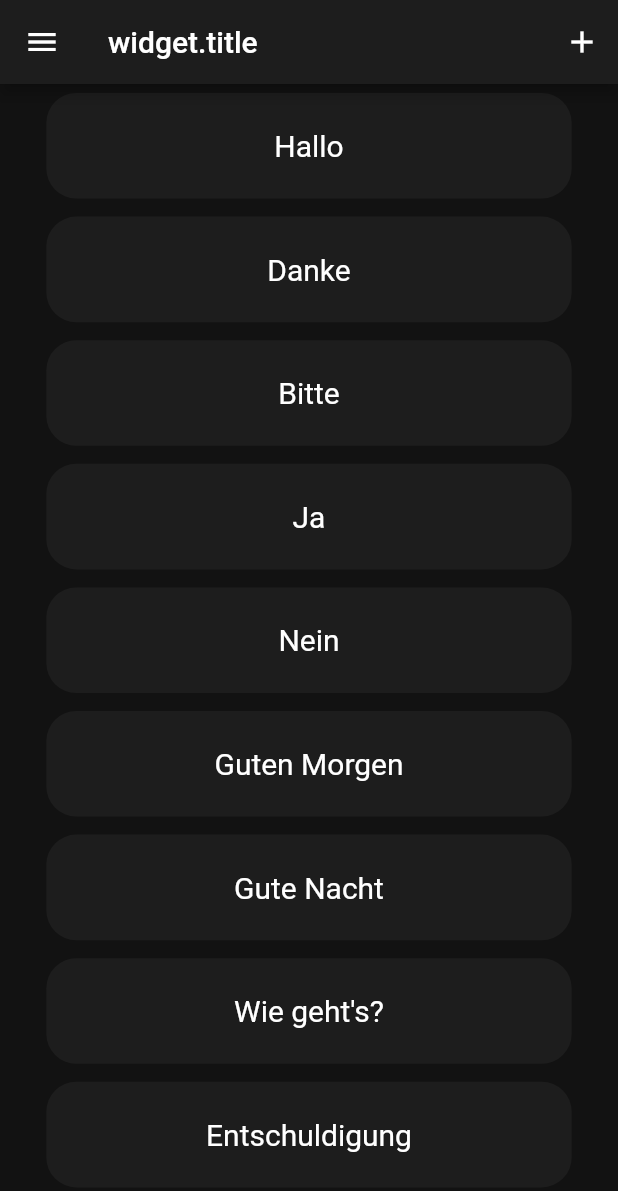
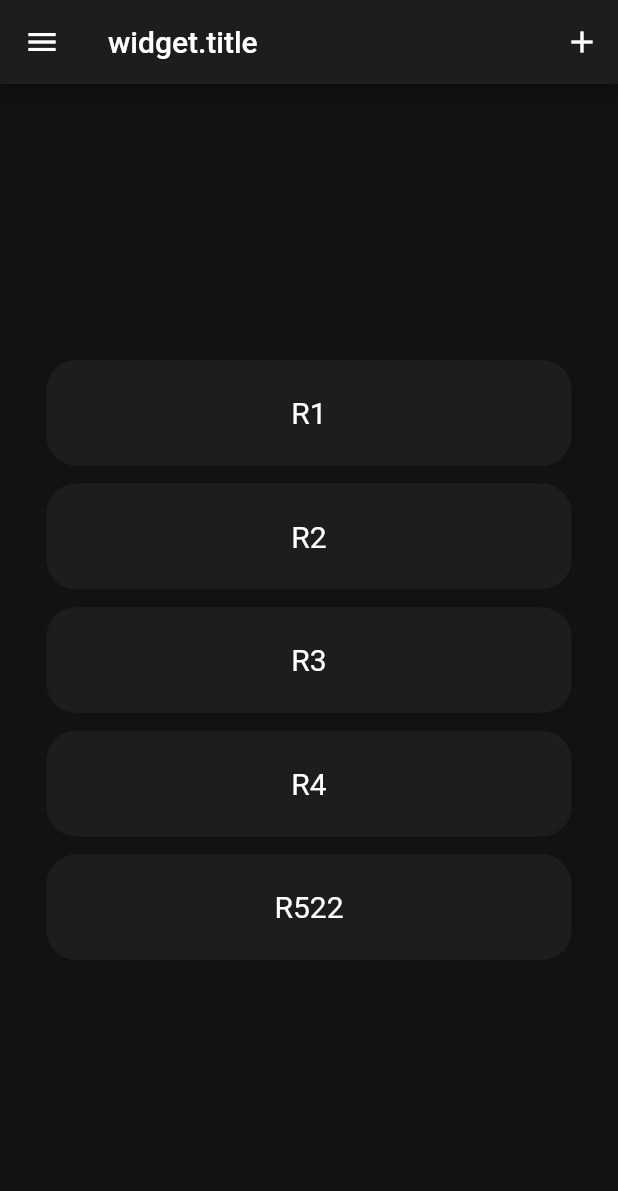
Before and after one commit to AaronCodesPython/RussischQuizzes, a Flutter app: the VocabScreen screen opened by its route, in the side drawer, after a tap on the "add" icon, on a phone screen of 412 x 824 dp. Shown: the top 1191 px of the screen. Run offline on Flutter 3.47's test engine with Material 2 defaults, Android fonts, the light colour scheme and no system bars; our stand-ins replace sqflite; accounts and stored records are empty.

Commit message:
WORKING vocab screen

```diff
--- a/assets/Vocab.txt
+++ /dev/null
@@ -1 +0,0 @@
-Hallo,Привет;Danke,Спасибо;Bitte,Пожалуйста;Ja,Да;Nein,Нет;Guten Morgen,Доброе утро;Gute Nacht,Спокойной ночи;Wie geht's?,Как дела?;Entschuldigung,Извините;Hilfe,Помощь;Wasser,Вода;Essen,Еда;Freund,Друг;Familie,Семья;Liebe,Любовь;Glück,Счастье;Haus,Дом;Schule,Школа;Arbeit,Работа;Stadt,Город
--- a/lib/data/Vocab.dart
+++ b/lib/data/Vocab.dart
@@ -1,16 +1,19 @@
-import 'dart:io';
-import 'package:path/path.dart' as p;
-import 'package:flutter/services.dart' show rootBundle;
+class Vocab {
+  final String russian;
+  final String translation;
+  const Vocab({required this.russian, required this.translation});
 
-Future<Map<String, String>> getMap() async {
-  print("AAAAAAAAAAAAAAAAAAAAAAAAAAAAAAAAAAAAAAAAAAAAA");
-  Map<String, String> output = {};
-  String fileContent = await rootBundle.loadString('assets/Vocab.txt');
-  fileContent.split(";").forEach((element) {
-    List<String> s = element.split(",");
-    output[s[0]] = s[1];
-    print(element);
-  });
-  print(output.toString());
-  return output;
+  Map<String, dynamic> toMap() {
+    return {
+      'russian': russian,
+      'translation': translation,
+    };
+  }
+
+  // Implement toString to make it easier to see information about
+  // each dog when using the print statement.
+  @override
+  String toString() {
+    return 'Dog{russian: $russian, translation: $translation}';
+  }
 }
--- /dev/null
+++ b/lib/database/manage_db.dart
@@ -0,0 +1,61 @@
+import 'package:flutter/material.dart';
+import 'package:russian_quiz_app/data/Vocab.dart';
+import 'package:sqflite/sqflite.dart';
+import 'package:path/path.dart';
+import '../data/Vocab_Map.dart';
+
+Database? globalDatabase;
+
+Future<void> openDB() async {
+  globalDatabase = await openDatabase(
+    join(await getDatabasesPath(), 'vocabs_database.db'),
+    onCreate: (db, version) async {
+      db.execute(
+        'CREATE TABLE vocabs(id INTEGER PRIMARY KEY AUTOINCREMENT, russian TEXT, translation TEXT)',
+      );
+      await _insertInitialData(db);
+    },
+    version: 1,
+  );
+}
+
+Future<void> _insertInitialData(Database db) async {
+  initialVocab.forEach((v) async {
+    await db.insert(
+      'vocabs',
+      v.toMap(),
+      conflictAlgorithm: ConflictAlgorithm.replace,
+    );
+  });
+}
+
+Future<void> insertVocab(Vocab voacb) async {
+  final db = globalDatabase;
+  if (db == null) {
+    openDB();
+  }
+  await db!.insert(
+    'vocabs',
+    voacb.toMap(),
+    conflictAlgorithm: ConflictAlgorithm.replace,
+  );
+}
+
+Future<List<Vocab>> getAllVocabs() async {
+  final db = globalDatabase;
+  final List<Map<String, dynamic>> maps;
+  if (db == null) {
+    await openDB();
+    final db = globalDatabase;
+    maps = await db!.query('vocabs');
+  } else {
+    maps = await db.query('vocabs');
+  }
+
+  return List.generate(maps.length, (i) {
+    return Vocab(
+      russian: maps[i]['russian'] as String,
+      translation: maps[i]['translation'] as String,
+    );
+  });
+}
--- a/lib/screens/VocabScreen.dart
+++ b/lib/screens/VocabScreen.dart
@@ -1,8 +1,9 @@
 import 'package:flutter/material.dart';
 import 'package:russian_quiz_app/widgets/Vocab_Field.dart';
 import '../data/Colors.dart' as UsedColors;
+import '../data/Vocab.dart';
 import '../widgets/MainDrawer.dart';
-import '../data/Vocab.dart' as Vocab;
+import '../database/manage_db.dart' as DataBaseManager;
 
 class VocabScreen extends StatefulWidget {
   const VocabScreen({super.key});
@@ -39,11 +40,11 @@ class _VocabScreenState extends State<VocabScreen> {
                 TextField(
                   controller: controller1,
                   autofocus: true,
-                  decoration: InputDecoration(hintText: 'Vokabel'),
+                  decoration: const InputDecoration(hintText: 'Vokabel'),
                 ),
                 TextField(
                   controller: controller2,
-                  decoration: InputDecoration(hintText: 'Übersetzung'),
+                  decoration: const InputDecoration(hintText: 'Übersetzung'),
                 )
               ],
             ),
@@ -53,15 +54,15 @@ class _VocabScreenState extends State<VocabScreen> {
                     Navigator.of(context)
                         .pop([controller1.text, controller2.text]);
                   },
-                  child: Text("BESTÄTIGEN"))
+                  child: const Text("BESTÄTIGEN"))
             ],
           );
         },
       );
   @override
   Widget build(BuildContext context) {
-    return FutureBuilder<Map<String, String>>(
-        future: Vocab.getMap(),
+    return FutureBuilder(
+      future: DataBaseManager.getAllVocabs(),
       builder: (context, snapshot) {
         if (snapshot.hasData) {
           return Scaffold(
@@ -70,11 +71,13 @@ class _VocabScreenState extends State<VocabScreen> {
               actions: [
                 IconButton(
                     onPressed: () async {
-                          print(Vocab.getMap().toString());
                       List<String> data = await openDialog() ?? [];
-                          setState(() {
-                            //TODO:write to file
-                          });
+                      DataBaseManager.insertVocab(Vocab(
+                          russian: controller1.text,
+                          translation: controller2.text));
+                      controller1.clear();
+                      controller2.clear();
+                      setState(() {});
                     },
                     icon: const Icon(Icons.add))
               ],
@@ -86,14 +89,19 @@ class _VocabScreenState extends State<VocabScreen> {
               child: SingleChildScrollView(
                 child: Column(
                     mainAxisAlignment: MainAxisAlignment.center,
-                        children: snapshot.data!.entries
-                            .map((entry) => VocabField(entry.key, entry.value))
+                    children: snapshot.data!
+                        .map((entry) =>
+                            VocabField(entry.russian, entry.translation))
                         .toList()),
               ),
-                ));
+            ),
+          );
         } else {
-            return const Center(child: CircularProgressIndicator());
+          return const Center(
+            child: CircularProgressIndicator(),
+          );
         }
-        });
+      },
+    );
   }
 }
--- a/pubspec.yaml
+++ b/pubspec.yaml
@@ -36,6 +36,7 @@ dependencies:
   # Use with the CupertinoIcons class for iOS style icons.
   cupertino_icons: ^1.0.2
   provider: ^6.1.1
+  sqflite: ^2.2.8+4
 
 dev_dependencies:
   flutter_test:
@@ -62,7 +63,6 @@ flutter:
   # To add assets to your application, add an assets section, like this:
   assets:
     - assets/flag.png
-    - assets/Vocab.txt
   #   - images/a_dot_ham.jpeg
 
   # An image asset can refer to one or more resolution-specific "variants", see
```
Also changed, not shown: lib/data/Vocab_Map.dart (added, +9 -0 lines), pubspec.lock, 1 other file. Lines whose indentation alone changed are shown as unchanged.
